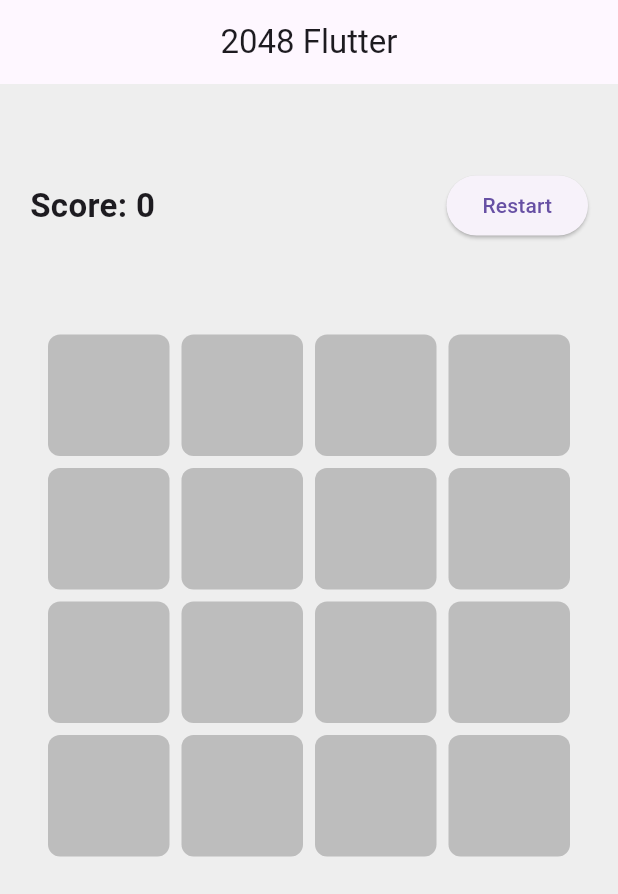
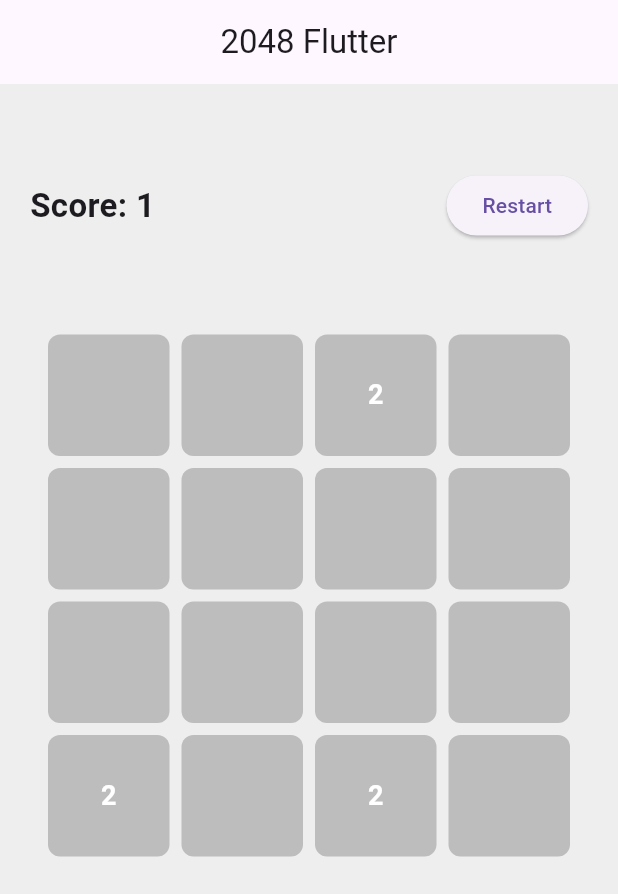
Before and after one commit to hhelal12/twenty-forty-eight, a Flutter app: the screen it shows after launch, after a tap on the "arrow upward" icon, on a phone screen of 412 x 824 dp. Shown: the top 894 px of the screen. Run offline on Flutter 3.47's test engine with Material 3 defaults, Android fonts, the phone set to English and light mode, and no system bars.

Commit message:
do some not in statful

```diff
--- a/lib/screens/game_screen.dart
+++ b/lib/screens/game_screen.dart
@@ -1,7 +1,46 @@
 import 'package:flutter/material.dart';
+import 'dart:math';
 
-class GamePage extends StatelessWidget {
+class GamePage extends StatefulWidget {
   const GamePage({super.key});
+
+  @override
+  State<GamePage> createState() => _GamePageState();
+}
+
+class _GamePageState extends State<GamePage> {
+  int score = 0;
+  List<int> grid = List.filled(16, 0);
+  final Random random = Random();
+
+  @override
+  void initState() {
+    super.initState();
+    _spawnRandomTile();
+    _spawnRandomTile();
+  }
+
+  // Spawn a new tile with 2 in an empty cell
+  void _spawnRandomTile() {
+    List<int> emptyIndices = [];
+    for (int i = 0; i < grid.length; i++) {
+      if (grid[i] == 0) emptyIndices.add(i);
+    }
+    if (emptyIndices.isNotEmpty) {
+      int randomIndex = emptyIndices[random.nextInt(emptyIndices.length)];
+      grid[randomIndex] = 2;
+    }
+  }
+
+  // Reset the game
+  void _resetGame() {
+    setState(() {
+      score = 0;
+      grid = List.filled(16, 0);
+      _spawnRandomTile();
+      _spawnRandomTile();
+    });
+  }
 
   @override
   Widget build(BuildContext context) {
@@ -15,24 +54,21 @@ class GamePage extends StatelessWidget {
         child: Column(
           mainAxisAlignment: MainAxisAlignment.center,
           children: [
-            // 🧮 SCORE + RESTART BUTTON
+            // 🧮 Score + Restart
             Padding(
-              padding: const EdgeInsets.symmetric(horizontal: 20.0, vertical: 10),
+              padding: const EdgeInsets.symmetric(horizontal: 20, vertical: 10),
               child: Row(
                 mainAxisAlignment: MainAxisAlignment.spaceBetween,
                 children: [
-                  const Text(
-                    'Score: 0', // later we’ll make this dynamic
-                    style: TextStyle(
+                  Text(
+                    'Score: $score',
+                    style: const TextStyle(
                       fontSize: 22,
                       fontWeight: FontWeight.bold,
                     ),
                   ),
                   ElevatedButton(
-                    onPressed: () {
-                      // TODO: Reset the game logic
-                      print("retsart press");
-                    },
+                    onPressed: _resetGame,
                     child: const Text('Restart'),
                   ),
                 ],
@@ -41,10 +77,10 @@ class GamePage extends StatelessWidget {
 
             const SizedBox(height: 20),
 
-            // 🟩 4x4 GRID
+            // 🟩 4x4 Grid
             GridView.count(
               crossAxisCount: 4,
-              shrinkWrap: true, // allows GridView inside Column
+              shrinkWrap: true,
               padding: const EdgeInsets.all(32),
               mainAxisSpacing: 8,
               crossAxisSpacing: 8,
@@ -54,10 +90,10 @@ class GamePage extends StatelessWidget {
                     color: Colors.grey[400],
                     borderRadius: BorderRadius.circular(8),
                   ),
-                  child: const Center(
+                  child: Center(
                     child: Text(
-                      '', // later show tile value
-                      style: TextStyle(
+                      grid[index] == 0 ? '' : '${grid[index]}',
+                      style: const TextStyle(
                         fontSize: 18,
                         fontWeight: FontWeight.bold,
                         color: Colors.white,
@@ -70,12 +106,15 @@ class GamePage extends StatelessWidget {
 
             const SizedBox(height: 30),
 
-            // 🎮 MOVEMENT BUTTONS
+            // 🎮 Movement Buttons (dummy for now)
             Column(
               children: [
                 ElevatedButton(
                   onPressed: () {
-                    // move up
+                    setState(() {
+                      score++;
+                      _spawnRandomTile(); // temporary: add a new tile
+                    });
                   },
                   child: const Icon(Icons.arrow_upward),
                 ),
@@ -84,14 +123,20 @@ class GamePage extends StatelessWidget {
                   children: [
                     ElevatedButton(
                       onPressed: () {
-                        // move left
+                        setState(() {
+                          score++;
+                          _spawnRandomTile();
+                        });
                       },
                       child: const Icon(Icons.arrow_back),
                     ),
                     const SizedBox(width: 20),
                     ElevatedButton(
                       onPressed: () {
-                        // move right
+                        setState(() {
+                          score++;
+                          _spawnRandomTile();
+                        });
                       },
                       child: const Icon(Icons.arrow_forward),
                     ),
@@ -99,7 +144,10 @@ class GamePage extends StatelessWidget {
                 ),
                 ElevatedButton(
                   onPressed: () {
-                    // move down
+                    setState(() {
+                      score++;
+                      _spawnRandomTile();
+                    });
                   },
                   child: const Icon(Icons.arrow_downward),
                 ),
```
